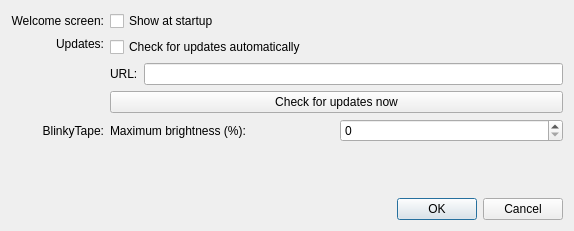
First picture: the form in PatternPaint/preferences.ui, repository Blinkinlabs/PatternPaint, before the edit.
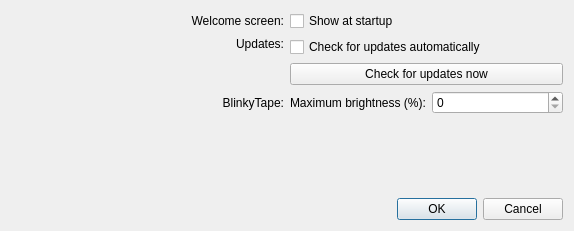
Second picture: the form after the edit.

Commit message: Switch to HTTPS url for sparkle updates, remove customizable update URL

```diff
--- a/PatternPaint/preferences.ui
+++ b/PatternPaint/preferences.ui
@@ -48,20 +48,6 @@
          </property>
         </widget>
        </item>
-       <item>
-        <layout class="QHBoxLayout" name="horizontalLayout">
-         <item>
-          <widget class="QLabel" name="label_2">
-           <property name="text">
-            <string>URL:</string>
-           </property>
-          </widget>
-         </item>
-         <item>
-          <widget class="QLineEdit" name="updateURL"/>
-         </item>
-        </layout>
-       </item>
        <item>
         <widget class="QPushButton" name="checkForUpdates">
          <property name="text">
```
The commit also changes 2 other files.
